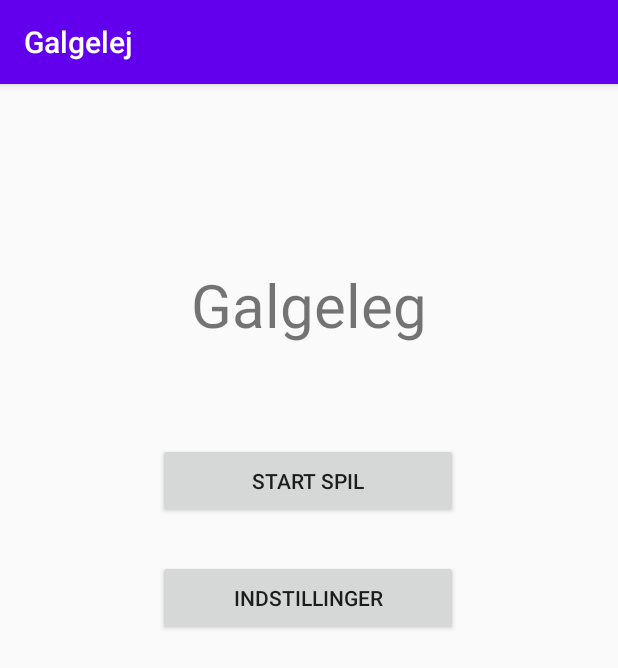
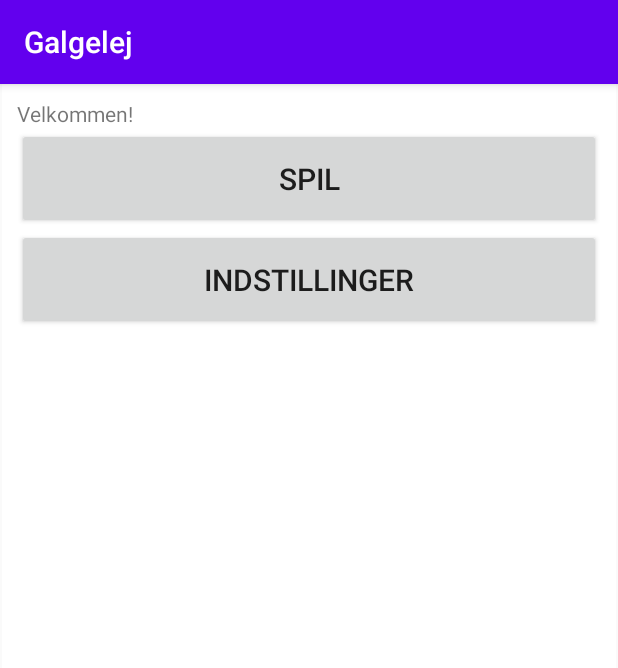
Before and after one commit to notarp1/galgelej, an Android app: the screen it shows after launch (MainActivity), on a phone screen of 412 x 824 dp. Shown: the top 668 px of the screen. Run offline under Robolectric (Android 15) with nearby library versions, the phone set to English and light mode, and no system bars.

Commit message:
stadig ikke forstået

```diff
--- a/app/src/main/java/com/example/galgelej/GagleSpil.java
+++ b/app/src/main/java/com/example/galgelej/GagleSpil.java
@@ -23,6 +23,7 @@ import Controller.GagleController;
 
 public class GagleSpil extends AppCompatActivity {
 
+    /*
     EditText charInput;
     Button bGuess;
     GagleController spil;
@@ -91,4 +92,6 @@ public class GagleSpil extends AppCompatActivity {
         ((ImageView) findViewById(R.id.imageView)).setImageResource(R.drawable.galge);
         word.setText(spil.getSynligtOrd());
     }
+
+     */
 }
--- a/app/src/main/java/com/example/galgelej/MainActivity.java
+++ b/app/src/main/java/com/example/galgelej/MainActivity.java
@@ -1,6 +1,8 @@
+
 package com.example.galgelej;
 
 import androidx.appcompat.app.AppCompatActivity;
+import androidx.fragment.app.Fragment;
 
 import android.content.Intent;
 import android.os.Bundle;
@@ -15,14 +17,19 @@ public class MainActivity extends AppCompatActivity {
         super.onCreate(savedInstanceState);
         setContentView(R.layout.activity_main);
 
-        bSpil = findViewById(R.id.startButton);
+        if (savedInstanceState == null) {
+            Fragment fragment = new Menu_Frag();
+            getSupportFragmentManager().beginTransaction()
+                    .add(R.id.fragmentIndhold, fragment)  // tom container i layout
+                    .commit();
+        }
 
-        bSpil.setOnClickListener(new View.OnClickListener() {
+       /* bSpil.setOnClickListener(new View.OnClickListener() {
             @Override
             public void onClick(View v) {
                 gotoPlay();
             }
-        });
+        });*/
     }
 
 
--- /dev/null
+++ b/app/src/main/java/com/example/galgelej/Menu_Frag.java
@@ -0,0 +1,34 @@
+package com.example.galgelej;
+
+import android.os.Bundle;
+import android.view.LayoutInflater;
+import android.view.View;
+import android.view.ViewGroup;
+import android.widget.Button;
+
+import androidx.fragment.app.Fragment;
+
+public class Menu_Frag extends Fragment implements View.OnClickListener {
+
+    Button spilKnap, indstillingerKnap;
+
+    public View onCreateView(LayoutInflater i, ViewGroup container, Bundle savedInstanceState) {
+        View rod = i.inflate(R.layout.menu_knapper, container, false);
+
+        spilKnap = rod.findViewById(R.id.knap1);
+        spilKnap.setText("Spil");
+
+        indstillingerKnap = rod.findViewById(R.id.knap2);
+        indstillingerKnap.setText("Indstillinger");
+
+
+
+
+        return rod;
+    }
+
+    @Override
+    public void onClick(View view) {
+
+    }
+}
--- a/app/src/main/res/layout/activity_main.xml
+++ b/app/src/main/res/layout/activity_main.xml
@@ -6,42 +6,19 @@
     android:layout_height="match_parent"
     tools:context=".MainActivity">
 
-    <TextView
-        android:id="@+id/menuText"
-        android:layout_width="wrap_content"
-        android:layout_height="wrap_content"
-        android:text="Galgeleg"
-        android:textSize="40sp"
-        app:layout_constraintBottom_toBottomOf="parent"
+    <FrameLayout
+        android:id="@+id/fragmentIndhold"
+        android:layout_width="409dp"
+        android:layout_height="733dp"
+        android:layout_marginStart="1dp"
+        android:layout_marginLeft="1dp"
+        android:layout_marginEnd="1dp"
+        android:layout_marginRight="1dp"
+        android:background="#FFFFFF"
         app:layout_constraintEnd_toEndOf="parent"
-        app:layout_constraintHorizontal_bias="0.5"
         app:layout_constraintStart_toStartOf="parent"
-        app:layout_constraintTop_toTopOf="parent"
-        app:layout_constraintVertical_bias="0.168" />
+        tools:layout_editor_absoluteY="-2dp">
 
-    <Button
-        android:id="@+id/startButton"
-        android:layout_width="200dp"
-        android:layout_height="50dp"
-        android:text="Start Spil"
-        app:layout_constraintBottom_toBottomOf="parent"
-        app:layout_constraintEnd_toEndOf="parent"
-        app:layout_constraintHorizontal_bias="0.498"
-        app:layout_constraintStart_toStartOf="parent"
-        app:layout_constraintTop_toTopOf="parent"
-        app:layout_constraintVertical_bias="0.333" />
-
-    <Button
-        android:id="@+id/optionButton"
-        android:layout_width="200dp"
-        android:layout_height="50dp"
-        android:layout_marginTop="28dp"
-        android:text="Indstillinger"
-        app:layout_constraintBottom_toBottomOf="parent"
-        app:layout_constraintEnd_toEndOf="parent"
-        app:layout_constraintHorizontal_bias="0.498"
-        app:layout_constraintStart_toStartOf="parent"
-        app:layout_constraintTop_toBottomOf="@+id/startButton"
-        app:layout_constraintVertical_bias="0.0" />
+    </FrameLayout>
 
 </androidx.constraintlayout.widget.ConstraintLayout>
--- /dev/null
+++ b/app/src/main/res/layout/menu_knapper.xml
@@ -0,0 +1,42 @@
+<?xml version="1.0" encoding="utf-8"?>
+<androidx.constraintlayout.widget.ConstraintLayout
+    xmlns:android="http://schemas.android.com/apk/res/android"
+    xmlns:app="http://schemas.android.com/apk/res-auto"
+    xmlns:tools="http://schemas.android.com/tools"
+    android:layout_width="match_parent"
+    android:layout_height="match_parent">
+
+    <TableLayout
+        android:id="@+id/indhold"
+        android:layout_width="match_parent"
+        android:layout_height="match_parent"
+        android:background="#FFFFFF"
+        android:padding="10dip">
+
+        <TextView
+            android:id="@+id/textView2"
+            android:layout_width="wrap_content"
+            android:layout_height="wrap_content"
+            android:text="@string/velkommen" />
+        <Button
+            android:id="@+id/knap1"
+            android:layout_width="wrap_content"
+            android:layout_height="wrap_content"
+            android:padding="20dip"
+            android:text="@string/en_knap"
+            android:textSize="20sp" />
+
+        <Button
+            android:id="@+id/knap2"
+            android:layout_width="wrap_content"
+            android:layout_height="wrap_content"
+            android:padding="20dip"
+            android:text="@string/en_anden_knap"
+            android:textSize="20sp" />
+
+
+    </TableLayout>
+
+
+
+</androidx.constraintlayout.widget.ConstraintLayout>
--- a/app/src/main/res/values/strings.xml
+++ b/app/src/main/res/values/strings.xml
@@ -1,4 +1,8 @@
 <resources>
     <string name="app_name">Galgelej</string>
     <string name="galgeimage">galgeImage</string>
+    <string name="en_knap">En knap</string>
+    <string name="en_anden_knap">En anden knap</string>
+    <string name="textview">TextView</string>
+    <string name="velkommen">Velkommen!</string>
 </resources>
```
